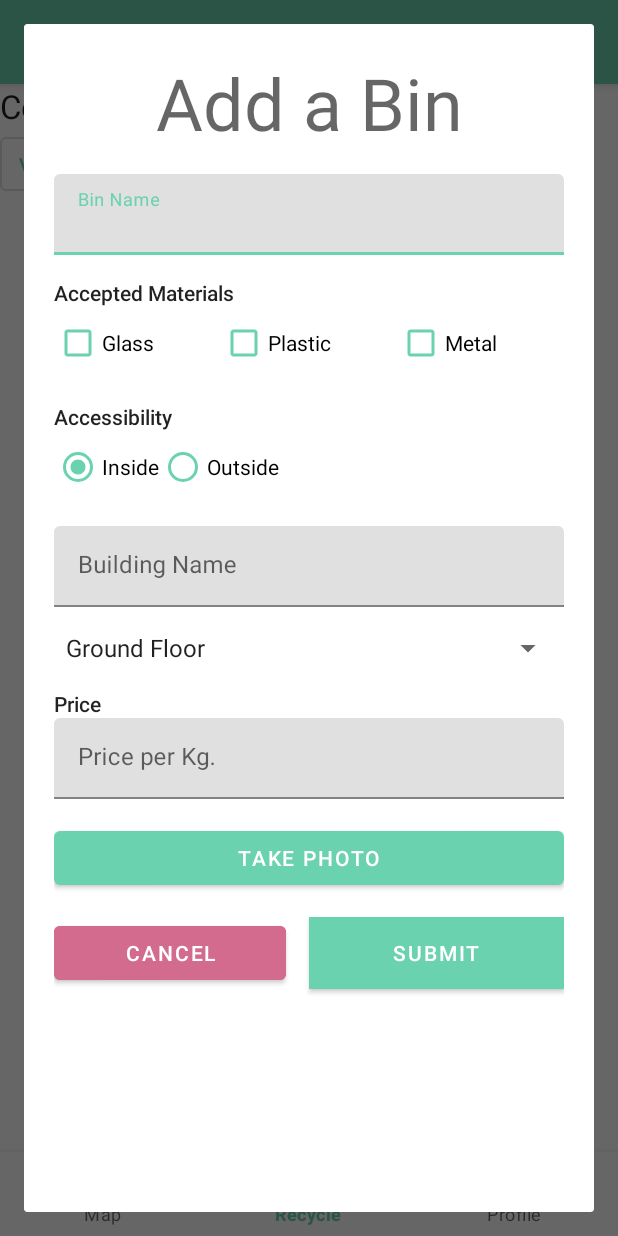
After one commit to luke537/Android-Waste-Management-Application, an Android app: the fragment AddBinDialogFragment placed in its activity, on a phone screen of 412 x 824 dp. The commit adds this screen. Run offline under Robolectric (Android 15) with nearby library versions, the phone set to English and light mode, and no system bars; our stand-ins replace Firebase (no records; nobody signed in at launch, a user with empty details on screens opened directly); libraries missing offline, so code that uses them is left out: io.nlopez.smartlocation; 2 statements that could not run were skipped.

Commit message:
added camera utility class and added camera function to dialog fragment

```diff
--- a/app/src/main/AndroidManifest.xml
+++ b/app/src/main/AndroidManifest.xml
@@ -27,7 +27,8 @@
         android:roundIcon="@mipmap/ic_launcher_round"
         android:supportsRtl="true"
         android:usesCleartextTraffic="true"
-        tools:replace="android:icon">
+        tools:replace="android:icon"
+        >
 
         <uses-library android:name="com.google.android.maps" />
 
--- /dev/null
+++ b/app/src/main/java/com/example/fypapplication_waster/AddBinDialogFragment.java
@@ -0,0 +1,219 @@
+package com.example.fypapplication_waster;
+
+import android.Manifest;
+import android.app.Dialog;
+import android.content.Intent;
+import android.content.pm.PackageManager;
+import android.graphics.Bitmap;
+import android.net.Uri;
+import android.os.Bundle;
+import android.provider.MediaStore;
+import android.text.TextUtils;
+import android.util.Log;
+import android.view.LayoutInflater;
+import android.view.View;
+import android.view.ViewGroup;
+import android.view.WindowManager;
+import android.widget.ArrayAdapter;
+import android.widget.Button;
+import android.widget.CheckBox;
+import android.widget.EditText;
+import android.widget.LinearLayout;
+import android.widget.RadioGroup;
+import android.widget.Spinner;
+import android.widget.TextView;
+import android.widget.Toast;
+
+import androidx.annotation.NonNull;
+import androidx.annotation.Nullable;
+import androidx.core.app.ActivityCompat;
+import androidx.core.content.ContextCompat;
+import androidx.core.content.FileProvider;
+import androidx.fragment.app.DialogFragment;
+
+import com.example.fypapplication_waster.retrofit.model.BinToBeSent;
+import com.example.fypapplication_waster.util.CameraUtils;
+
+import java.io.File;
+import java.io.IOException;
+import java.util.ArrayList;
+
+import okhttp3.ResponseBody;
+import retrofit2.Call;
+import retrofit2.Callback;
+import retrofit2.Response;
+
+
+public class AddBinDialogFragment extends DialogFragment {
+    private Double newBinLatitude, newBinLongitude;
+    private Uri photoUri;
+
+    @Override
+    public void onCreate(@Nullable Bundle savedInstanceState) {
+        super.onCreate(savedInstanceState);
+
+        newBinLatitude = getArguments().getDouble("latitude");
+        newBinLongitude = getArguments().getDouble("longitude");
+    }
+
+    @Nullable
+    @Override
+    public View onCreateView(@NonNull LayoutInflater inflater, @Nullable ViewGroup container, @Nullable Bundle savedInstanceState) {
+        super.onCreateView(inflater, container, savedInstanceState);
+
+        View rootView = inflater.inflate(R.layout.add_bin_modal, container, false);
+        final TextView binName = rootView.findViewById(R.id.txtBinName);
+        final CheckBox cbxGlass = rootView.findViewById(R.id.cbxGlass);
+        final CheckBox cbxPlastic = rootView.findViewById(R.id.cbxPlastic);
+        final CheckBox cbxMetal = rootView.findViewById(R.id.cbxMetal);
+
+        Spinner spinner = rootView.findViewById(R.id.spinner);
+        // Create an ArrayAdapter using the string array andAsy a default spinner layout
+        ArrayAdapter<CharSequence> adapter = ArrayAdapter.createFromResource(getContext(),
+                R.array.floor_array, android.R.layout.simple_spinner_item);
+        // Specify the layout to use when the list of choices appears
+        adapter.setDropDownViewResource(android.R.layout.simple_spinner_dropdown_item);
+        // Apply the adapter to the spinner
+        spinner.setAdapter(adapter);
+
+        LinearLayout binAccessLayout = rootView.findViewById(R.id.linearLayoutBinAccess);
+
+        EditText txtBuildingName = rootView.findViewById(R.id.txtBuildingName);
+
+        RadioGroup radioGroup = (RadioGroup) rootView.findViewById(R.id.accessibilityRadioGroup);
+        radioGroup.setOnCheckedChangeListener(new RadioGroup.OnCheckedChangeListener() {
+            @Override
+            public void onCheckedChanged(RadioGroup group, int checkedId) {
+                // checkedId is the RadioButton selected
+                if (checkedId == R.id.accessRadioBtnInside) {
+                    binAccessLayout.setVisibility(View.VISIBLE);
+                }
+                else {
+                    if (binAccessLayout.getVisibility() != View.GONE) {
+                        binAccessLayout.setVisibility(View.GONE);
+                    }
+                }
+            }
+        });
+
+
+        final EditText binPrice = rootView.findViewById(R.id.txtPrice);
+
+//        mBuilder.setView(rootView);
+//        dialog = mBuilder.create();
+
+        Button btnTakePhoto = rootView.findViewById(R.id.btnTakePhoto);
+        btnTakePhoto.setOnClickListener(new View.OnClickListener() {
+            @Override
+            public void onClick(View v) {
+                dispatchTakePictureIntentAndGetUri();
+            }
+        });
+
+        Button btnCancel = rootView.findViewById(R.id.btnCancelAddBin);
+        btnCancel.setOnClickListener(new View.OnClickListener() {
+            @Override
+            public void onClick(View v) {
+                dismiss();
+            }
+        });
+
+        Button btnSubmit = rootView.findViewById(R.id.btnSubmitBin);
+        btnSubmit.setOnClickListener(new View.OnClickListener() {
+            @Override
+            public void onClick(View v) {
+                // Validate fields
+                if (!TextUtils.isEmpty(binName.getText()) && !TextUtils.isEmpty(binPrice.getText())) {
+                    ArrayList materials = new ArrayList<>();
+
+                    if (cbxGlass.isChecked()) { materials.add("glass"); }
+                    if (cbxMetal.isChecked()) { materials.add("metal"); }
+                    if (cbxPlastic.isChecked()) { materials.add("plastic"); }
+
+                    boolean isInside;
+                    String buildingFloor;
+                    String buildingName;
+
+                    //check radio buttons
+                    if (radioGroup.getCheckedRadioButtonId() == R.id.accessRadioBtnInside) {
+                        isInside = true;
+                        buildingFloor = spinner.getSelectedItem().toString();
+                        buildingName = txtBuildingName.getText().toString();
+                    }
+                    else {
+                        isInside = false;
+                        buildingFloor = null;
+                        buildingName = null;
+                    }
+
+                    // POST bin to server
+//                    Call<ResponseBody> call = service.addBin(new BinToBeSent(binName.getText().toString(), newBinLatitude, newBinLongitude,
+//                            newBinStorageRef.toString(), materials,
+//                            null, null, Double.valueOf(binPrice.getText().toString()),
+//                            null, isInside, buildingName, buildingFloor));
+//
+//                    call.enqueue(new Callback<ResponseBody>() {
+//                        @Override
+//                        public void onResponse(Call<ResponseBody> call, Response<ResponseBody> response) {
+//                            Log.d("MapsActivity -> Add", response.message());
+//                            dismiss();
+//                            if (response.isSuccessful()) {
+//                                Toast.makeText(getContext(), "Bin added successfully!", Toast.LENGTH_SHORT).show();
+//                                Log.d("AddBinActivity", "Bin Added Successfully");
+//                            }
+//                        }
+//
+//                        @Override
+//                        public void onFailure(Call<ResponseBody> call, Throwable t) {
+//                            Toast.makeText(getContext(), "Something went wrong...Please try later!", Toast.LENGTH_SHORT).show();
+//                            Log.e("AddBinActivity", "Connection Failed\n" + t.getMessage());
+//                        }
+//                    });
+                }
+
+                else {
+                    Toast.makeText(getContext(), "Something went wrong...Please try later!", Toast.LENGTH_SHORT).show();
+                }
+            }
+        });
+
+
+        return rootView;
+    }
+
+    @Override
+    public void onStart() {
+        super.onStart();
+
+        Dialog dialog = getDialog();
+        if (dialog != null) {
+            dialog.getWindow().setLayout(ViewGroup.LayoutParams.MATCH_PARENT, ViewGroup.LayoutParams.MATCH_PARENT);
+        }
+    }
+
+
+    @Override
+    public void onRequestPermissionsResult(int requestCode, String permissions[], int[] grantResults) {
+        CameraUtils.onRequestPermissionsResult(this, requestCode, permissions, grantResults);
+    }
+
+    private Uri dispatchTakePictureIntentAndGetUri() {
+        photoUri = CameraUtils.dispatchTakePictureIntentAndGetUri(this);
+        return photoUri;
+    }
+
+    @Override
+    public void onActivityResult(int requestCode, int resultCode, Intent data) {
+        super.onActivityResult(requestCode, resultCode, data);
+
+        Bitmap imageBitmap = CameraUtils.onCameraActivityResult(this, requestCode, resultCode, data, photoUri);
+
+        if (imageBitmap != null) { // user has not cancelled image capture
+             // do Firebase upload stuff with picture
+            // TODO refactor Firebase stuff into utils
+//            byte[] encodedBitmap = getEncodedBitmap(imageBitmap);
+//            newBinStorageRef = uploadEncodedImageToFirebase(encodedBitmap);
+        }
+    }
+
+}
--- a/app/src/main/res/layout/add_bin_modal.xml
+++ b/app/src/main/res/layout/add_bin_modal.xml
@@ -3,7 +3,8 @@
     xmlns:tools="http://schemas.android.com/tools"
     android:orientation="vertical" android:layout_width="match_parent"
     android:layout_height="match_parent"
-    android:padding="20dp">
+    android:padding="20dp"
+    android:isScrollContainer="false">
 
     <TextView
         android:id="@+id/textView"
--- a/app/src/main/res/layout/map_fragment_layout.xml
+++ b/app/src/main/res/layout/map_fragment_layout.xml
@@ -33,4 +33,10 @@
     android:text="@string/confirm_bin_location"
     android:textColor="#ffffff"
     android:visibility="gone"/>
+
+<FrameLayout
+    android:id="@+id/childFragContainer"
+    android:layout_width="match_parent"
+    android:layout_height="match_parent"
+    android:isScrollContainer="false"/>
 </fragment>
```
Also changed, not shown: app/src/main/java/com/example/fypapplication_waster/AllBinsMapFragment.java (+149 -131 lines), app/src/main/java/com/example/fypapplication_waster/RecycleFragment.java (+7 -7 lines), app/src/main/java/com/example/fypapplication_waster/util/CameraUtils.java (added, +119 -0 lines). Lines whose indentation alone changed are shown as unchanged.
